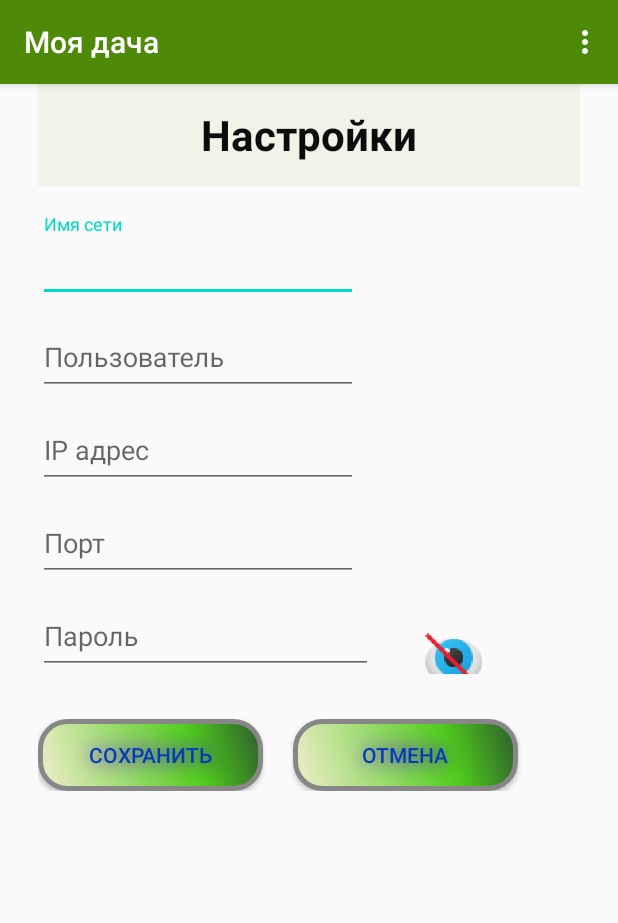
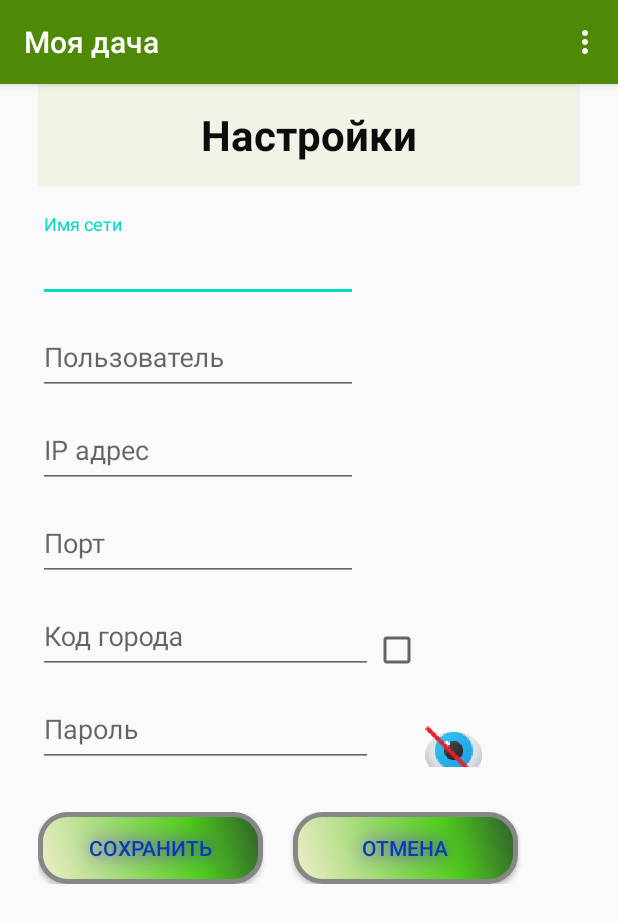
Before and after one commit to edko0831/android, an Android app: the screen it shows after launch (SettingActivity), after a tap on "Настройки", on a phone screen of 412 x 824 dp. Shown: the top 923 px of the screen. Run offline under Robolectric (Android 15) with nearby library versions, the phone set to English and light mode, and no system bars; our stand-ins replace Picasso, RxJava; pictures from the network do not load; 2 other taps on this screen came first.

Commit message:
commit - 16

```diff
--- a/app/src/main/java/com/example/mydacha2/MainActivity.java
+++ b/app/src/main/java/com/example/mydacha2/MainActivity.java
@@ -53,9 +53,12 @@ public class MainActivity extends AppCompatActivity implements MyClickListener {
     private static final long MINIMUM_DISTANCE_CHANGE_FOR_UPDATES = 1; // in Meters
     private static final long MINIMUM_TIME_BETWEEN_UPDATES = 1000; // in Milliseconds
     protected LocationManager locationManager;
+    private String myLocation = "";
     ImageView imageView2;
     TextView textViewWeather;
     TextView textCity;
+    String city;
+    boolean mCheckCity;
 
     @RequiresApi(api = Build.VERSION_CODES.Q)
     @Override
@@ -84,6 +87,10 @@ public class MainActivity extends AppCompatActivity implements MyClickListener {
                 MINIMUM_TIME_BETWEEN_UPDATES,
                 MINIMUM_DISTANCE_CHANGE_FOR_UPDATES,
                 new MyLocationListener());
+
+        SharedPreferences sharedPreferences =  getSharedPreferences("myDacha", MODE_PRIVATE);
+        city = sharedPreferences.getString("city", "");
+        mCheckCity = sharedPreferences.getBoolean("checkCity", false);
 
         setContentView(R.layout.activity_main_new);
         MainActivityNewFragment mainActivityNewFragment = new MainActivityNewFragment(this, setMyListMain());
@@ -296,14 +303,21 @@ public class MainActivity extends AppCompatActivity implements MyClickListener {
 
     private class MyLocationListener implements LocationListener {
 
-        public void onLocationChanged(Location location) {
+         public void onLocationChanged(Location location) {
             if (location == null)
                 return;
             BigDecimal latitude = new BigDecimal(location.getLatitude())
                                    .setScale(2, BigDecimal.ROUND_HALF_UP);
             BigDecimal longitude = new BigDecimal(location.getLongitude())
                                           .setScale(2, BigDecimal.ROUND_HALF_UP);
-            getWeather("" + latitude.toString() + "," + longitude.toString());
+
+            if(!mCheckCity && city.equals("")) {
+                if (myLocation.equals("")) {
+                    getLocation("" + latitude.toString() + "," + longitude.toString());
+                }
+            } else {
+                getWeather(city);
+            }
           //  Toast.makeText(MainActivity.this, message, Toast.LENGTH_LONG).show();
         }
 
@@ -324,14 +338,22 @@ public class MainActivity extends AppCompatActivity implements MyClickListener {
                     Toast.LENGTH_LONG).show();
         }
 
-        private void  getWeather(String q){
+        private void  getLocation(String q){
             MyLocations myLocations;
 
             myLocations = new ViewModelProvider(MainActivity.this).get(MyLocations.class);
             myLocations.getText().observe(MainActivity.this, myCity ->{
                 City city = myCity.get(0);
-                textCity.setText(city.localizedName);
+                if( !myLocation.equals(city.key)) {
+                    textCity.setText(city.localizedName);
+                    myLocation = city.key;
+                    getWeather(city.key);
+                }
+            });
+           MyLocations.getLocations(q);
+        }
 
+        private void  getWeather(String cityKey){
                 MyWeather mViewModel;
                 mViewModel = new ViewModelProvider(MainActivity.this).get(MyWeather.class);
                 mViewModel.getText().observe(MainActivity.this, weatherDayList -> {
@@ -350,13 +372,8 @@ public class MainActivity extends AppCompatActivity implements MyClickListener {
 
 
                 });
-                MyWeather.getClient(city.key);
-            });
-           MyLocations.getLocations(q);
-
-
+                MyWeather.getClient(cityKey);
         }
-
 
     }
 }
--- a/app/src/main/java/com/example/mydacha2/myActivity/AddObjectControlWithControlPoint.java
+++ b/app/src/main/java/com/example/mydacha2/myActivity/AddObjectControlWithControlPoint.java
@@ -180,8 +180,8 @@ public class AddObjectControlWithControlPoint extends AppCompatActivity implemen
             Intent intentResult = new Intent();
             setResult(RESULT_OK, intentResult);
         } else {
-            objectControlWithControlPointDAO.update(objectControlWithControlPoint);
-         }
+            objectControlWithControlPointDAO.updateId(controlPoint.id_control,x, y, id_object_point);
+        }
 
         return true;
     }
--- a/app/src/main/java/com/example/mydacha2/myActivity/SettingActivity.java
+++ b/app/src/main/java/com/example/mydacha2/myActivity/SettingActivity.java
@@ -1,5 +1,6 @@
 package com.example.mydacha2.myActivity;
 
+import android.annotation.SuppressLint;
 import android.content.Intent;
 import android.content.SharedPreferences;
 import android.os.Bundle;
@@ -22,11 +23,13 @@ import com.example.mydacha2.R;
 
 public class SettingActivity extends AppCompatActivity implements View.OnClickListener{
     private CheckBox checkBox;
+    private CheckBox checkCity;
     private EditText editTextPassword;
     private EditText editTexIP;
     private EditText editPort;
     private EditText editTextWifiNet;
     private EditText editUserName;
+    private EditText editCity;
     private SharedPreferences sharedPreferences;
 
     @Override
@@ -35,7 +38,7 @@ public class SettingActivity extends AppCompatActivity implements View.OnClickLi
         setContentView(R.layout.activity_setting2);
 
         LinearLayout linearButton = findViewById(R.id.linearLayoutButton);
-        View viewButton = getLayoutInflater().inflate(R.layout.buttonlayout, null);
+        @SuppressLint("InflateParams") View viewButton = getLayoutInflater().inflate(R.layout.buttonlayout, null);
         linearButton.addView(viewButton);
 
         Button buttonSave = findViewById(R.id.buttonSave);
@@ -45,10 +48,12 @@ public class SettingActivity extends AppCompatActivity implements View.OnClickLi
         editTextWifiNet = findViewById(R.id.editText_wifi_net);
         editUserName = findViewById(R.id.editUserName);
         editPort = findViewById(R.id.editPort);
+        editCity = findViewById(R.id.editTextCity);
 
         buttonSave.setOnClickListener(this);
         buttonCancel.setOnClickListener(this);
         checkBox = findViewById(R.id.onpass);
+        checkCity = findViewById(R.id.checkCity);
 
         TextView textView = findViewById(R.id.textView_object);
         textView.setText(R.string.setting_page);
@@ -143,7 +148,8 @@ public class SettingActivity extends AppCompatActivity implements View.OnClickLi
         }
 
         editor.putString("port", editPort.getText().toString());
-
+        editor.putString("city", editCity.getText().toString());
+        editor.putBoolean("checkCity", checkCity.isChecked());
         editor.apply();
         return true;
     }
@@ -159,11 +165,15 @@ public class SettingActivity extends AppCompatActivity implements View.OnClickLi
         String userNodeServer = sharedPreferences.getString("userNodeServer", "");
         String passwordNodeServer = sharedPreferences.getString("passwordNodeServer", "");
         String port = sharedPreferences.getString("port", "");
+        String city = sharedPreferences.getString("city", "");
+        boolean mCheckCity = sharedPreferences.getBoolean("checkCity", false);
 
         editTextWifiNet.setText(nameNodeServer);
         editTexIP.setText(ipNodeServer);
         editPort.setText(port);
         editUserName.setText(userNodeServer);
         editTextPassword.setText(passwordNodeServer);
+        editCity.setText(city);
+        checkCity.setChecked(mCheckCity);
     }
 }
--- a/app/src/main/res/layout/activity_main_new.xml
+++ b/app/src/main/res/layout/activity_main_new.xml
@@ -35,8 +35,8 @@
             android:layout_width="113dp"
             android:layout_height="29dp"
             android:gravity="center"
-            android:text="@string/weather"
-            android:textSize="20sp"
+            android:text="@string/city"
+            android:textSize="16sp"
             app:layout_constraintBottom_toTopOf="@+id/textView5"
             app:layout_constraintEnd_toEndOf="parent"
             app:layout_constraintHorizontal_bias="0.498"
--- a/app/src/main/res/layout/activity_setting2.xml
+++ b/app/src/main/res/layout/activity_setting2.xml
@@ -113,6 +113,45 @@
             </com.google.android.material.textfield.TextInputLayout>
 
             <LinearLayout
+                android:id="@+id/linearLayout5"
+                android:layout_width="wrap_content"
+                android:layout_height="wrap_content"
+                android:orientation="horizontal">
+
+                <com.google.android.material.textfield.TextInputLayout
+                    android:id="@+id/text_input_city"
+                    android:layout_width="wrap_content"
+                    android:layout_height="wrap_content"
+                    android:layout_below="@id/editTextCity"
+                    android:layout_marginTop="3dp">
+
+                    <EditText
+                        android:id="@+id/editTextCity"
+                        android:layout_width="223dp"
+                        android:layout_height="wrap_content"
+                        android:layout_weight="4"
+                        android:autofillHints=""
+                        android:ems="10"
+                        android:hint="@string/kode_city"
+                        android:inputType="text"
+                        android:minHeight="48dp"
+                        android:singleLine="true"
+                        android:textColorHint="#546E7A"
+                        tools:ignore="DuplicateSpeakableTextCheck" />
+                </com.google.android.material.textfield.TextInputLayout>
+
+                <CheckBox
+                    android:id="@+id/checkCity"
+                    android:layout_width="73dp"
+                    android:layout_height="match_parent"
+                    android:layout_weight="1"
+                    android:accessibilityLiveRegion="polite"
+                    android:checked="false"
+                    android:gravity="left|bottom"
+                    tools:ignore="TouchTargetSizeCheck" />
+            </LinearLayout>
+
+            <LinearLayout
                 android:id="@+id/linearLayout4"
                 android:layout_width="wrap_content"
                 android:layout_height="wrap_content"
@@ -150,9 +189,9 @@
                     android:checked="false"
                     android:gravity="left|top"
                     tools:ignore="TouchTargetSizeCheck" />
+            </LinearLayout>
 
 
-            </LinearLayout>
 
             <LinearLayout
                 android:id="@+id/linearLayoutButton"
--- a/app/src/main/res/values/strings.xml
+++ b/app/src/main/res/values/strings.xml
@@ -97,6 +97,9 @@
     <string name="topic">Topic</string>
     <string name="port">Порт</string>
     <string name="weather">Погода</string>
+    <string name="kode_city">Код города</string>
+    <string name="city">Днепр</string>
+
 
 
 </resources>
```
Also changed, not shown: app/src/main/java/com/example/mydacha2/DAO/ObjectControlWithControlPointDAO.java (+9 -1 lines).
